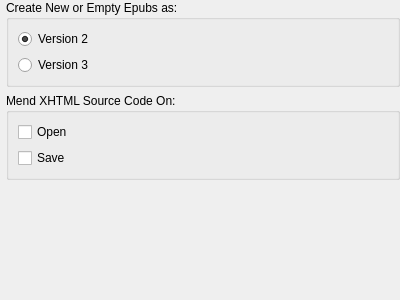
First picture: the form in src/Form_Files/PGeneralSettingsWidget.ui, repository Sigil-Ebook/Sigil, before the edit.
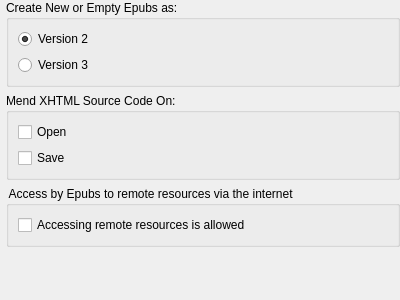
Second picture: the form after the edit.

Commit message: Allow user to determine if epubs may access remote resources

```diff
--- a/src/Form_Files/PGeneralSettingsWidget.ui
+++ b/src/Form_Files/PGeneralSettingsWidget.ui
@@ -99,6 +99,31 @@
      </layout>
     </widget>
    </item>
+   <item>
+    <widget class="QGroupBox" name="groupBox_3">
+     <property name="toolTip">
+      <string>Determine if Epubs are allowed to access remote resources via the internet.</string>
+     </property>
+     <property name="title">
+      <string> Access by Epubs to remote resources via the internet</string>
+     </property>
+     <layout class="QGridLayout" name="gridLayout2">
+      <item row="0" column="0">
+       <widget class="QCheckBox" name="AllowRemote">
+        <property name="toolTip">
+         <string>Check to allow Epubs to access remote resources via the internet</string>
+        </property>
+        <property name="text">
+         <string>Accessing remote resources is allowed</string>
+        </property>
+        <property name="checked">
+         <bool>false</bool>
+        </property>
+       </widget>
+      </item>
+     </layout>
+    </widget>
+   </item>
    <item>
     <spacer name="verticalSpacer">
      <property name="orientation">
```
Left out of the diff: 8 changed lines with no effect on the pictures. The commit also changes 5 other files.
